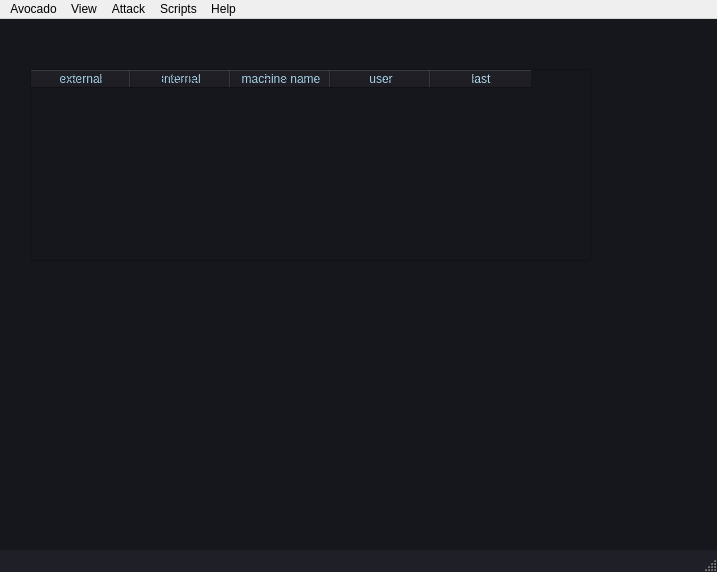
First picture: the form in src/server/ui/main_window.ui, repository ProDefense/Avocado, before the edit.
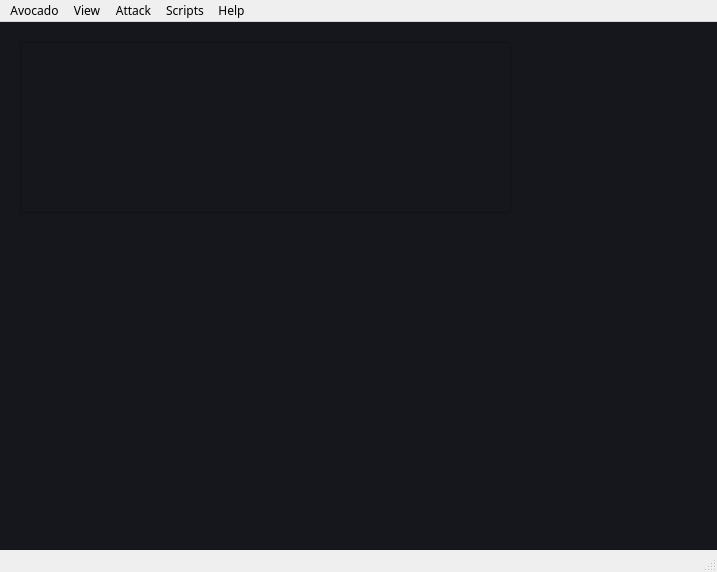
Second picture: the form after the edit.

Commit message: Possible to edit the display items by editing an array that contains machine items. Created Model/View classes to manage the TableView for the list of Remote Machines.

```diff
--- a/src/server/ui/main_window.ui
+++ b/src/server/ui/main_window.ui
@@ -19,9 +19,7 @@
    <string>Avocado 🥑</string>
   </property>
   <property name="styleSheet">
-   <string notr="true">QMainWindow{
-background-color:#1F1F28
-}</string>
+   <string notr="true"/>
   </property>
   <widget class="QWidget" name="centralwidget">
    <property name="styleSheet">
@@ -29,85 +27,21 @@
 background-color:#16161D
 }</string>
    </property>
-   <widget class="QTableWidget" name="implants">
+   <widget class="QTableView" name="implants">
     <property name="geometry">
      <rect>
-      <x>30</x>
-      <y>50</y>
-      <width>561</width>
-      <height>192</height>
+      <x>20</x>
+      <y>20</y>
+      <width>491</width>
+      <height>171</height>
      </rect>
     </property>
-    <column>
-     <property name="text">
-      <string>external</string>
-     </property>
-     <property name="foreground">
-      <brush brushstyle="Dense1Pattern">
-       <color alpha="255">
-        <red>168</red>
-        <green>212</green>
-        <blue>237</blue>
-       </color>
-      </brush>
-     </property>
-    </column>
-    <column>
-     <property name="text">
-      <string>internal</string>
-     </property>
-     <property name="foreground">
-      <brush brushstyle="Dense2Pattern">
-       <color alpha="255">
-        <red>168</red>
-        <green>212</green>
-        <blue>237</blue>
-       </color>
-      </brush>
-     </property>
-    </column>
-    <column>
-     <property name="text">
-      <string>machine name</string>
-     </property>
-     <property name="foreground">
-      <brush brushstyle="Dense1Pattern">
-       <color alpha="255">
-        <red>167</red>
-        <green>212</green>
-        <blue>236</blue>
-       </color>
-      </brush>
-     </property>
-    </column>
-    <column>
-     <property name="text">
-      <string>user</string>
-     </property>
-     <property name="foreground">
-      <brush brushstyle="Dense1Pattern">
-       <color alpha="255">
-        <red>167</red>
-        <green>212</green>
-        <blue>236</blue>
-       </color>
-      </brush>
-     </property>
-    </column>
-    <column>
-     <property name="text">
-      <string>last</string>
-     </property>
-     <property name="foreground">
-      <brush brushstyle="Dense1Pattern">
-       <color alpha="255">
-        <red>179</red>
-        <green>218</green>
-        <blue>239</blue>
-       </color>
-      </brush>
-     </property>
-    </column>
+    <property name="sizePolicy">
+     <sizepolicy hsizetype="Expanding" vsizetype="Expanding">
+      <horstretch>1</horstretch>
+      <verstretch>1</verstretch>
+     </sizepolicy>
+    </property>
    </widget>
   </widget>
   <widget class="QMenuBar" name="menubar">
```
The commit also changes 3 other files.
